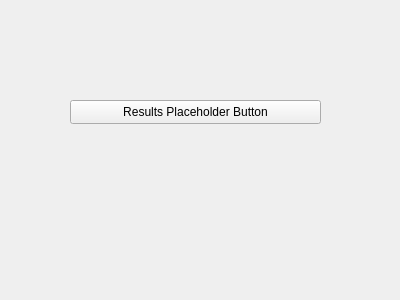
University-of-Utah-CS3505/a9-edu-app-f24-00Calvin00, file A8EduApp/resultswidget.ui: the form before one commit.
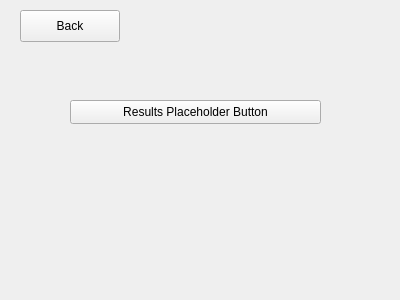
The form after the commit.

Commit message: Added back to start widget buttons

Patch:
```diff
--- a/A8EduApp/resultswidget.ui
+++ b/A8EduApp/resultswidget.ui
@@ -26,6 +26,19 @@
     <string>Results Placeholder Button</string>
    </property>
   </widget>
+  <widget class="QPushButton" name="backToStartButton">
+   <property name="geometry">
+    <rect>
+     <x>20</x>
+     <y>10</y>
+     <width>100</width>
+     <height>32</height>
+    </rect>
+   </property>
+   <property name="text">
+    <string>Back</string>
+   </property>
+  </widget>
  </widget>
  <resources/>
  <connections/>
```
The commit also changes 10 other files.
